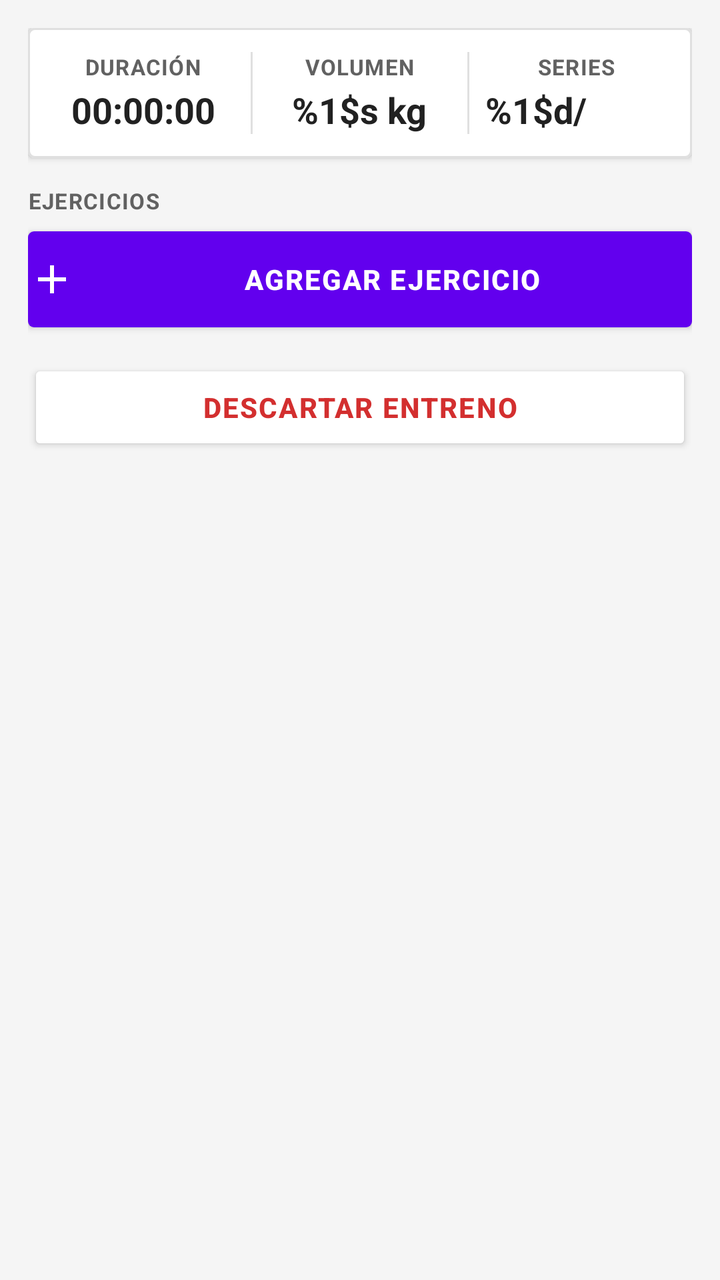
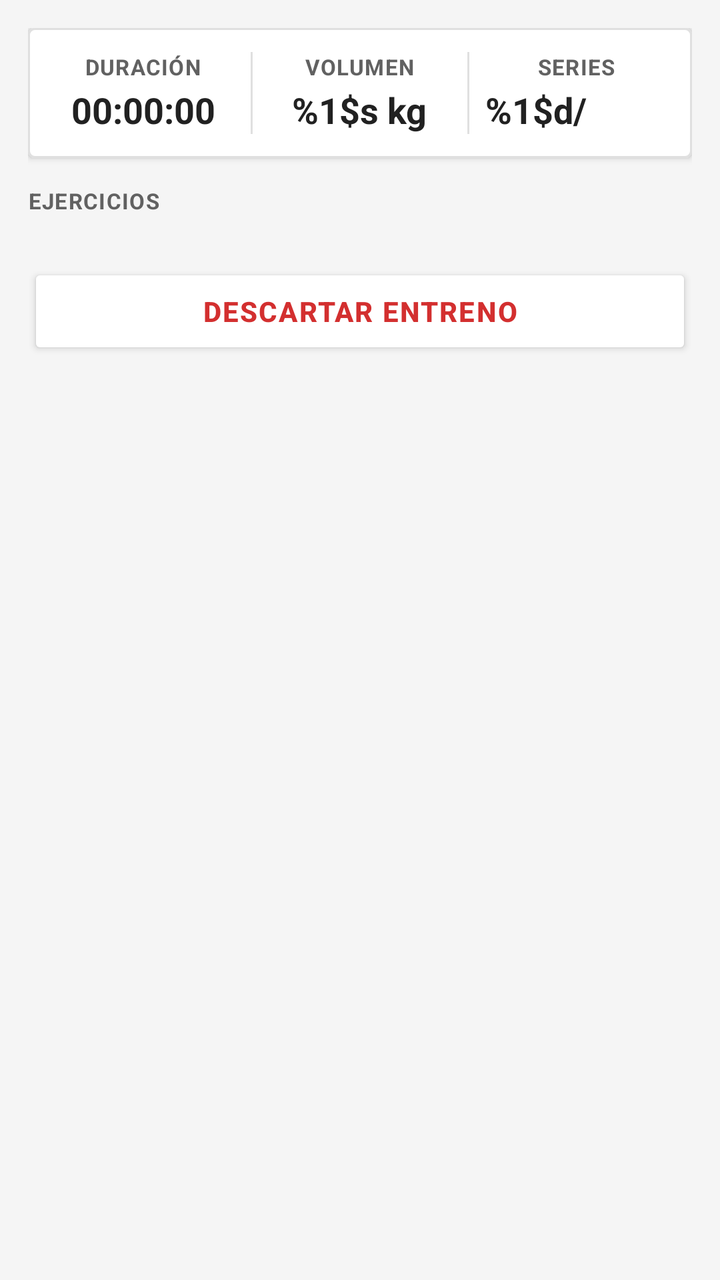

An Android layout rendered at two revisions. The XML below is the earlier revision; the diff shows what the commit changed to produce the second picture.
<!-- AndroidManifest.xml: application theme Theme.FitTrackAndroid -->
<!-- res/layout/fragment_entrenamiento_activo.xml -->
<?xml version="1.0" encoding="utf-8"?>
<LinearLayout xmlns:android="http://schemas.android.com/apk/res/android"
    xmlns:app="http://schemas.android.com/apk/res-auto"
    android:id="@+id/layoutEntrenamientoActivo"
    android:layout_width="match_parent"
    android:layout_height="match_parent"
    android:background="@color/colorBackground"
    android:orientation="vertical">

    <ScrollView
        android:id="@+id/svEntrenamientoActivo"
        android:layout_width="match_parent"
        android:layout_height="0dp"
        android:layout_weight="1"
        android:fillViewport="true"
        android:scrollbars="none">

        <LinearLayout
            android:id="@+id/layoutContenidoEntrenamientoActivo"
            android:layout_width="match_parent"
            android:layout_height="wrap_content"
            android:orientation="vertical"
            android:padding="@dimen/spacing_lg">

            
            <LinearLayout
                android:id="@+id/layoutResumenEntrenamiento"
                android:layout_width="match_parent"
                android:layout_height="wrap_content"
                android:layout_marginBottom="@dimen/spacing_lg"
                android:background="@drawable/bg_card"
                android:baselineAligned="false"
                android:elevation="@dimen/elevation_card"
                android:orientation="horizontal"
                android:padding="@dimen/spacing_md">

                <LinearLayout
                    android:id="@+id/layoutMetricaDuracion"
                    android:layout_width="0dp"
                    android:layout_height="wrap_content"
                    android:layout_weight="1"
                    android:gravity="center"
                    android:orientation="vertical">

                    <TextView
                        android:id="@+id/tvLabelDuracionEntrenamiento"
                        style="@style/FitTrack.Text.Label"
                        android:layout_width="wrap_content"
                        android:layout_height="wrap_content"
                        android:text="@string/tvLabelDuracionEntrenamiento" />

                    <TextView
                        android:id="@+id/tvDuracionEntrenamiento"
                        style="@style/FitTrack.Text.Metric"
                        android:layout_width="wrap_content"
                        android:layout_height="wrap_content"
                        android:layout_marginTop="2dp"
                        android:maxLines="1"
                        android:text="@string/tvDuracionEntrenamiento"
                        android:textSize="18sp" />
                </LinearLayout>

                <View
                    android:id="@+id/viewSeparadorResumenVolumen"
                    android:layout_width="1dp"
                    android:layout_height="match_parent"
                    android:layout_marginHorizontal="@dimen/spacing_sm"
                    android:background="@color/colorDivider" />

                <LinearLayout
                    android:id="@+id/layoutMetricaVolumen"
                    android:layout_width="0dp"
                    android:layout_height="wrap_content"
                    android:layout_weight="1"
                    android:gravity="center"
                    android:orientation="vertical">

                    <TextView
                        android:id="@+id/tvLabelVolumenEntrenamiento"
                        style="@style/FitTrack.Text.Label"
                        android:layout_width="wrap_content"
                        android:layout_height="wrap_content"
                        android:text="@string/tvLabelVolumenEntrenamiento" />

                    <TextView
                        android:id="@+id/tvVolumenEntrenamiento"
                        style="@style/FitTrack.Text.Metric"
                        android:layout_width="wrap_content"
                        android:layout_height="wrap_content"
                        android:layout_marginTop="2dp"
                        android:maxLines="1"
                        android:text="@string/tvVolumenEntrenamiento"
                        android:textSize="18sp" />
                </LinearLayout>

                <View
                    android:id="@+id/viewSeparadorResumenSeries"
                    android:layout_width="1dp"
                    android:layout_height="match_parent"
                    android:layout_marginHorizontal="@dimen/spacing_sm"
                    android:background="@color/colorDivider" />

                <LinearLayout
                    android:id="@+id/layoutMetricaSeries"
                    android:layout_width="0dp"
                    android:layout_height="wrap_content"
                    android:layout_weight="1"
                    android:gravity="center"
                    android:orientation="vertical">

                    <TextView
                        android:id="@+id/tvLabelSeriesEntrenamiento"
                        style="@style/FitTrack.Text.Label"
                        android:layout_width="wrap_content"
                        android:layout_height="wrap_content"
                        android:text="@string/tvLabelSeriesEntrenamiento" />

                    <TextView
                        android:id="@+id/tvSeriesEntrenamiento"
                        style="@style/FitTrack.Text.Metric"
                        android:layout_width="wrap_content"
                        android:layout_height="wrap_content"
                        android:layout_marginTop="2dp"
                        android:maxLines="1"
                        android:text="@string/tvSeriesEntrenamiento"
                        android:textSize="18sp" />
                </LinearLayout>
            </LinearLayout>

            <TextView
                android:id="@+id/tvTituloEjerciciosEntrenamiento"
                style="@style/FitTrack.Text.Label"
                android:layout_width="wrap_content"
                android:layout_height="wrap_content"
                android:text="@string/tvTituloEjerciciosEntrenamiento" />

            
            <androidx.recyclerview.widget.RecyclerView
                android:id="@+id/rvEjerciciosEntrenamiento"
                android:layout_width="match_parent"
                android:layout_height="wrap_content"
                android:layout_marginTop="@dimen/spacing_sm"
                android:nestedScrollingEnabled="false"
                android:overScrollMode="never" />

            <Button
                android:id="@+id/btnAgregarEjercicioEntrenamiento"
                android:layout_width="match_parent"
                android:layout_height="@dimen/button_height_standard"
                android:background="@drawable/bg_button_primary"
                android:drawableStart="@drawable/ic_add"
                android:drawablePadding="@dimen/spacing_sm"
                android:elevation="@dimen/elevation_button"
                android:letterSpacing="0.05"
                android:text="@string/btnAgregarEjercicioEntrenamiento"
                android:textAllCaps="true"
                android:textColor="@color/colorOnPrimary"
                android:textSize="14sp"
                android:textStyle="bold"
                app:drawableTint="@color/colorOnPrimary" />

            <Button
                android:id="@+id/btnDescartarEntrenamiento"
                style="@style/FitTrack.Button.Danger"
                android:layout_width="match_parent"
                android:layout_height="@dimen/button_height_standard"
                android:layout_marginTop="@dimen/spacing_xl"
                android:text="@string/btnDescartarEntrenamiento" />
        </LinearLayout>
    </ScrollView>

    
    <LinearLayout
        android:id="@+id/layoutDescansoEntrenamiento"
        style="@style/FitTrack.Container.Card"
        android:layout_width="match_parent"
        android:layout_height="wrap_content"
        android:layout_marginBottom="@dimen/spacing_sm"
        android:background="@color/colorSurface"
        android:orientation="vertical"
        android:visibility="gone">

        <TextView
            android:id="@+id/tvTituloDescansoEntrenamiento"
            style="@style/FitTrack.Text.Label"
            android:layout_width="wrap_content"
            android:layout_height="wrap_content"
            android:layout_gravity="center_horizontal"
            android:text="@string/tvTituloDescansoEntrenamiento"
            android:textColor="@color/colorPrimary" />

        <LinearLayout
            android:id="@+id/layoutControlesDescanso"
            android:layout_width="match_parent"
            android:layout_height="wrap_content"
            android:layout_marginTop="@dimen/spacing_sm"
            android:baselineAligned="false"
            android:gravity="center_vertical"
            android:orientation="horizontal">

            <Button
                android:id="@+id/btnRestarDescanso"
                style="@style/FitTrack.Button.Compact"
                android:layout_width="wrap_content"
                android:layout_height="wrap_content"
                android:paddingHorizontal="@dimen/spacing_md"
                android:text="@string/btnRestarDescanso"
                android:textAllCaps="false" />

            <TextView
                android:id="@+id/tvTiempoDescanso"
                style="@style/FitTrack.Text.Metric"
                android:layout_width="0dp"
                android:layout_height="wrap_content"
                android:layout_weight="1"
                android:gravity="center"
                android:maxLines="1"
                android:text="@string/tvTiempoDescanso"
                android:textColor="@color/colorPrimary" />

            <Button
                android:id="@+id/btnSumarDescanso"
                style="@style/FitTrack.Button.Compact"
                android:layout_width="wrap_content"
                android:layout_height="wrap_content"
                android:paddingHorizontal="@dimen/spacing_md"
                android:text="@string/btnSumarDescanso"
                android:textAllCaps="false" />

            <Button
                android:id="@+id/btnOmitirDescanso"
                style="@style/FitTrack.Button.Compact"
                android:layout_width="wrap_content"
                android:layout_height="wrap_content"
                android:layout_marginStart="@dimen/spacing_sm"
                android:paddingHorizontal="@dimen/spacing_md"
                android:text="@string/btnOmitirDescanso"
                android:textAllCaps="false" />
        </LinearLayout>
    </LinearLayout>
</LinearLayout>
<!-- resources referenced by this layout -->
<resources>
  <color name="colorBackground">#F5F5F5</color>
  <color name="colorDivider">#FFE0E0E0</color>
  <color name="colorOnPrimary">#FFFFFFFF</color>
  <color name="colorPrimary">#008577</color>
  <color name="colorSurface">#FFFFFFFF</color>
  <dimen name="button_height_standard">48dp</dimen>
  <dimen name="elevation_button">2dp</dimen>
  <dimen name="elevation_card">2dp</dimen>
  <dimen name="spacing_lg">14dp</dimen>
  <dimen name="spacing_md">12dp</dimen>
  <dimen name="spacing_sm">8dp</dimen>
  <dimen name="spacing_xl">16dp</dimen>
  <!-- drawable bg_button_primary (drawable) -->
  <?xml version="1.0" encoding="utf-8"?>
  <selector xmlns:android="http://schemas.android.com/apk/res/android">
      <item android:state_pressed="true">
          <shape android:shape="rectangle">
              <solid android:color="@color/colorActionPrimaryPressed" />
              <corners android:radius="@dimen/corner_radius_default" />
          </shape>
      </item>
      <item>
          <shape android:shape="rectangle">
              <solid android:color="@color/colorActionPrimary" />
              <corners android:radius="@dimen/corner_radius_default" />
          </shape>
      </item>
  </selector>
  <!-- drawable ic_add (drawable) -->
  <?xml version="1.0" encoding="utf-8"?>
  <vector xmlns:android="http://schemas.android.com/apk/res/android"
      android:width="24dp"
      android:height="24dp"
      android:viewportWidth="24"
      android:viewportHeight="24">
      <path
          android:fillColor="#FF000000"
          android:pathData="M19,13h-6v6h-2v-6H5v-2h6V5h2v6h6v2z" />
  </vector>
  <string name="btnAgregarEjercicioEntrenamiento">AGREGAR EJERCICIO</string>
  <string name="btnDescartarEntrenamiento">DESCARTAR ENTRENO</string>
  <string name="btnOmitirDescanso">OMITIR</string>
  <string name="btnRestarDescanso">-15 s</string>
  <string name="btnSumarDescanso">+15 s</string>
  <string name="tvDuracionEntrenamiento">00:00:00</string>
  <string name="tvLabelDuracionEntrenamiento">DURACIÓN</string>
  <string name="tvLabelSeriesEntrenamiento">SERIES</string>
  <string name="tvLabelVolumenEntrenamiento">VOLUMEN</string>
  <string name="tvSeriesEntrenamiento">%1$d/%2$d</string>
  <string name="tvTiempoDescanso">03:00</string>
  <string name="tvTituloDescansoEntrenamiento">DESCANSO ENTRE SERIES</string>
  <string name="tvTituloEjerciciosEntrenamiento">EJERCICIOS</string>
  <string name="tvVolumenEntrenamiento">%1$s kg</string>
  <style name="FitTrack.Container.Card">
          <item name="android:background">@color/colorSurface</item>
          <item name="android:padding">@dimen/spacing_md</item>
          <item name="android:elevation">@dimen/elevation_card</item>
      </style>
  <style name="FitTrack.Text.Metric">
          <item name="android:textColor">@color/colorTextPrimary</item>
          <item name="android:textSize">@dimen/text_size_metric</item>
          <item name="android:textStyle">bold</item>
      </style>
  <style name="Theme.FitTrackAndroid" parent="Base.Theme.FitTrackAndroid" />
  <color name="colorActionPrimaryPressed">#5300D6</color>
  <dimen name="corner_radius_default">3dp</dimen>
  <color name="colorActionPrimary">#6200EE</color>
  <dimen name="button_height_compact">36dp</dimen>
  <color name="colorSurfaceHeader">#FFEEEEEE</color>
  <color name="colorTextPrimary">#FF212121</color>
  <dimen name="text_size_small">12sp</dimen>
  <color name="colorErrorText">#FFD32F2F</color>
  <dimen name="text_size_body">14sp</dimen>
  <color name="colorTextSecondary">#FF616161</color>
  <dimen name="text_size_label">11sp</dimen>
  <dimen name="text_size_metric">24sp</dimen>
  <color name="colorPrimaryDark">#00574B</color>
  <color name="black">#FF000000</color>
  <color name="colorActionConfirm">#03DAC5</color>
  <!-- unchanged entries left out for length: 5 -->
</resources>

<!-- the commit's change to res/layout/fragment_entrenamiento_activo.xml (unified diff, before → after) -->
@@ -1,6 +1,5 @@
 <?xml version="1.0" encoding="utf-8"?>
 <LinearLayout xmlns:android="http://schemas.android.com/apk/res/android"
-    xmlns:app="http://schemas.android.com/apk/res-auto"
     android:id="@+id/layoutEntrenamientoActivo"
     android:layout_width="match_parent"
     android:layout_height="match_parent"
@@ -142,22 +141,6 @@
                 android:layout_marginTop="@dimen/spacing_sm"
                 android:nestedScrollingEnabled="false"
                 android:overScrollMode="never" />
-
-            <Button
-                android:id="@+id/btnAgregarEjercicioEntrenamiento"
-                android:layout_width="match_parent"
-                android:layout_height="@dimen/button_height_standard"
-                android:background="@drawable/bg_button_primary"
-                android:drawableStart="@drawable/ic_add"
-                android:drawablePadding="@dimen/spacing_sm"
-                android:elevation="@dimen/elevation_button"
-                android:letterSpacing="0.05"
-                android:text="@string/btnAgregarEjercicioEntrenamiento"
-                android:textAllCaps="true"
-                android:textColor="@color/colorOnPrimary"
-                android:textSize="14sp"
-                android:textStyle="bold"
-                app:drawableTint="@color/colorOnPrimary" />
 
             <Button
                 android:id="@+id/btnDescartarEntrenamiento"
<!-- resource entries referenced after the edit -->
@@ -2,44 +2,14 @@
 <resources>
   <color name="colorBackground">#F5F5F5</color>
   <color name="colorDivider">#FFE0E0E0</color>
-  <color name="colorOnPrimary">#FFFFFFFF</color>
   <color name="colorPrimary">#008577</color>
   <color name="colorSurface">#FFFFFFFF</color>
   <dimen name="button_height_standard">48dp</dimen>
-  <dimen name="elevation_button">2dp</dimen>
   <dimen name="elevation_card">2dp</dimen>
   <dimen name="spacing_lg">14dp</dimen>
   <dimen name="spacing_md">12dp</dimen>
   <dimen name="spacing_sm">8dp</dimen>
   <dimen name="spacing_xl">16dp</dimen>
-  <!-- drawable bg_button_primary (drawable) -->
-  <?xml version="1.0" encoding="utf-8"?>
-  <selector xmlns:android="http://schemas.android.com/apk/res/android">
-      <item android:state_pressed="true">
-          <shape android:shape="rectangle">
-              <solid android:color="@color/colorActionPrimaryPressed" />
-              <corners android:radius="@dimen/corner_radius_default" />
-          </shape>
-      </item>
-      <item>
-          <shape android:shape="rectangle">
-              <solid android:color="@color/colorActionPrimary" />
-              <corners android:radius="@dimen/corner_radius_default" />
-          </shape>
-      </item>
-  </selector>
-  <!-- drawable ic_add (drawable) -->
-  <?xml version="1.0" encoding="utf-8"?>
-  <vector xmlns:android="http://schemas.android.com/apk/res/android"
-      android:width="24dp"
-      android:height="24dp"
-      android:viewportWidth="24"
-      android:viewportHeight="24">
-      <path
-          android:fillColor="#FF000000"
-          android:pathData="M19,13h-6v6h-2v-6H5v-2h6V5h2v6h6v2z" />
-  </vector>
-  <string name="btnAgregarEjercicioEntrenamiento">AGREGAR EJERCICIO</string>
   <string name="btnDescartarEntrenamiento">DESCARTAR ENTRENO</string>
   <string name="btnOmitirDescanso">OMITIR</string>
   <string name="btnRestarDescanso">-15 s</string>
@@ -64,9 +34,7 @@
           <item name="android:textStyle">bold</item>
       </style>
   <style name="Theme.FitTrackAndroid" parent="Base.Theme.FitTrackAndroid" />
-  <color name="colorActionPrimaryPressed">#5300D6</color>
   <dimen name="corner_radius_default">3dp</dimen>
-  <color name="colorActionPrimary">#6200EE</color>
   <dimen name="button_height_compact">36dp</dimen>
   <color name="colorSurfaceHeader">#FFEEEEEE</color>
   <color name="colorTextPrimary">#FF212121</color>
